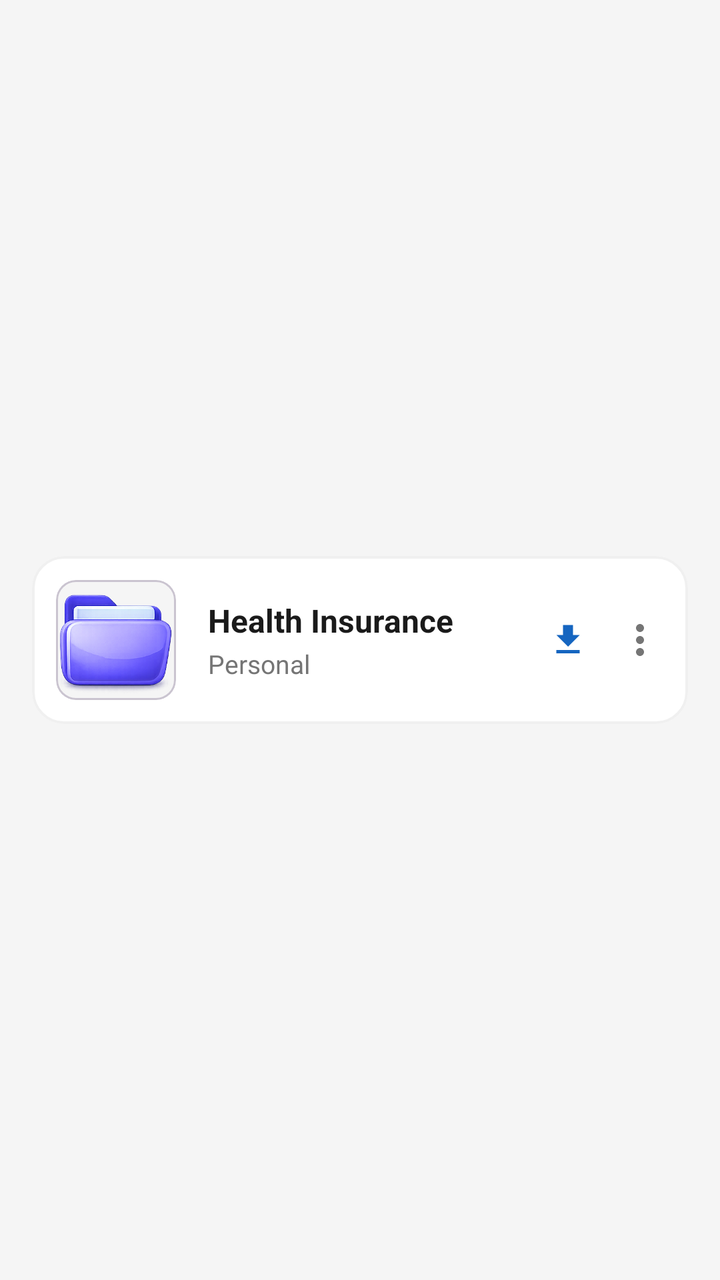
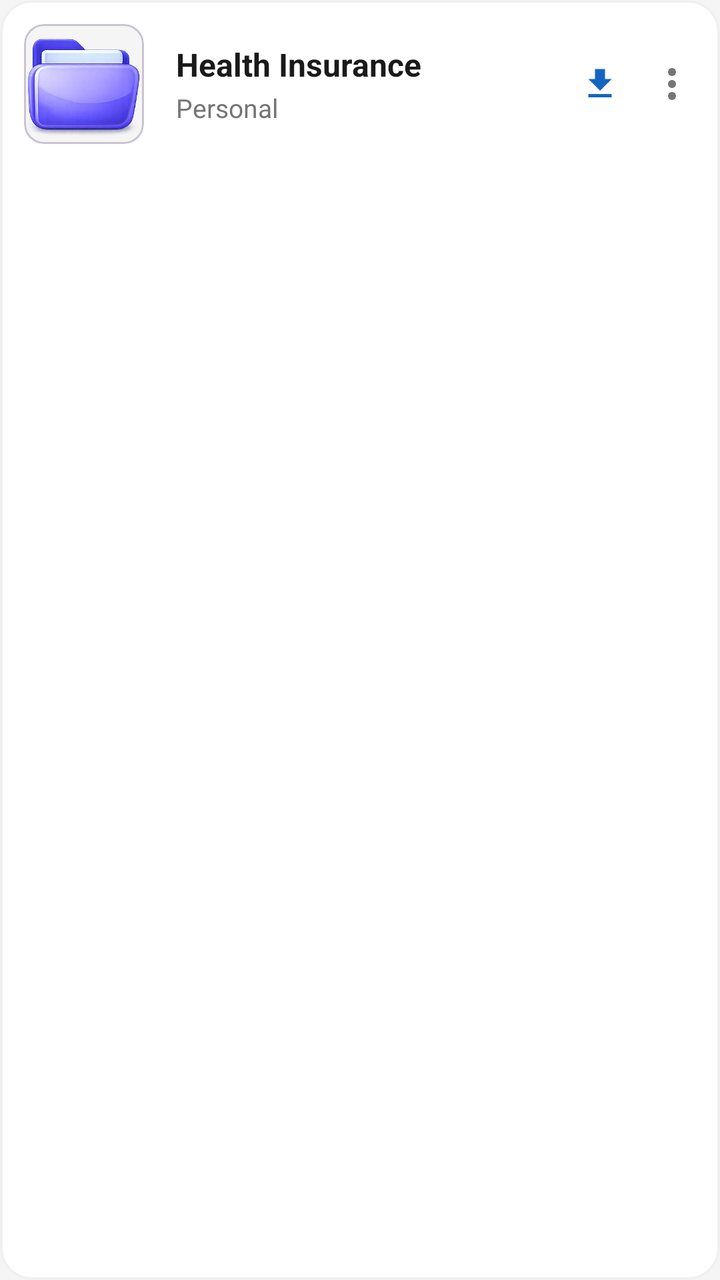

Before-and-after screenshots of an Android layout around one commit, followed by the original layout XML and the change that was made.
<!-- AndroidManifest.xml: application theme Theme.FridgeWise -->
<!-- res/layout/item_document.xml -->
<?xml version="1.0" encoding="utf-8"?>
<LinearLayout xmlns:android="http://schemas.android.com/apk/res/android"
    xmlns:app="http://schemas.android.com/apk/res-auto"
    xmlns:tools="http://schemas.android.com/tools"
    android:layout_width="match_parent"
    android:layout_height="wrap_content"
    android:gravity="center_vertical"
    android:orientation="horizontal"
    android:paddingHorizontal="16dp">

    
    <FrameLayout
        android:id="@+id/llCheckboxContainer"
        android:layout_width="40dp"
        android:layout_height="40dp"
        android:layout_marginEnd="12dp"
        android:visibility="gone"
        tools:visibility="visible">

        <View
            android:id="@+id/checkboxBase"
            android:layout_width="24dp"
            android:layout_height="24dp"
            android:layout_gravity="center"
            android:background="@drawable/bg_checkbox_unselected" />

        <ImageView
            android:id="@+id/ivCheckMark"
            android:layout_width="24dp"
            android:layout_height="24dp"
            android:layout_gravity="center"
            android:src="@drawable/ic_checkbox_custom"
            android:visibility="gone"
            app:tint="@color/doc_primary"
            tools:visibility="visible" />
    </FrameLayout>

    <com.google.android.material.card.MaterialCardView
        android:id="@+id/docCard"
        android:layout_width="match_parent"
        android:layout_height="wrap_content"
        android:layout_marginVertical="6dp"
        app:cardBackgroundColor="@color/doc_item_card_bg"
        app:cardCornerRadius="16dp"
        app:cardElevation="0dp"
        app:strokeColor="@color/doc_item_card_stroke"
        app:strokeWidth="1.2dp">

        <RelativeLayout
            android:layout_width="match_parent"
            android:layout_height="wrap_content"
            android:padding="12dp">

            <com.google.android.material.card.MaterialCardView
                android:id="@+id/imgDocContainer"
                android:layout_width="60dp"
                android:layout_height="60dp"
                app:cardBackgroundColor="@color/doc_item_well_bg"
                app:cardCornerRadius="10dp"
                app:cardElevation="0dp">

                <ImageView
                    android:id="@+id/ivDocThumbnail"
                    android:layout_width="match_parent"
                    android:layout_height="match_parent"
                    android:scaleType="centerCrop"
                    android:src="@drawable/v02_img_icons_doccc" />
            </com.google.android.material.card.MaterialCardView>

            <LinearLayout
                android:layout_width="match_parent"
                android:layout_height="wrap_content"
                android:layout_centerVertical="true"
                android:layout_marginStart="16dp"
                android:layout_toStartOf="@id/btnDownload"
                android:layout_toEndOf="@id/imgDocContainer"
                android:orientation="vertical">

                <TextView
                    android:id="@+id/tvDocName"
                    android:layout_width="wrap_content"
                    android:layout_height="wrap_content"
                    android:text="Health Insurance"
                    android:textColor="@color/doc_item_text_primary"
                    android:textSize="16sp"
                    android:textStyle="bold" />

                <TextView
                    android:id="@+id/tvDocCategory"
                    android:layout_width="wrap_content"
                    android:layout_height="wrap_content"
                    android:layout_marginTop="2dp"
                    android:text="Personal"
                    android:textColor="@color/doc_item_text_secondary"
                    android:textSize="13sp" />
            </LinearLayout>

            <ImageView
                android:id="@+id/btnDownload"
                android:layout_width="24dp"
                android:layout_height="24dp"
                android:layout_centerVertical="true"
                android:layout_marginEnd="12dp"
                android:layout_toStartOf="@id/btnMore"
                android:background="?attr/selectableItemBackgroundBorderless"
                android:padding="2dp"
                android:src="@drawable/ic_download"
                app:tint="@color/doc_primary" />

            <ImageView
                android:id="@+id/btnMore"
                android:layout_width="24dp"
                android:layout_height="24dp"
                android:layout_alignParentEnd="true"
                android:layout_centerVertical="true"
                android:background="?attr/selectableItemBackgroundBorderless"
                android:src="@drawable/ic_more_vert"
                app:tint="@color/doc_item_text_secondary" />

        </RelativeLayout>
    </com.google.android.material.card.MaterialCardView>
</LinearLayout>
<!-- resources referenced by this layout -->
<resources>
  <color name="doc_item_card_bg">#FFFFFF</color>
  <color name="doc_item_card_stroke">#F0F0F0</color>
  <color name="doc_item_text_primary">#1A1A1A</color>
  <color name="doc_item_text_secondary">#757575</color>
  <color name="doc_item_well_bg">#F5F5F5</color>
  <color name="doc_primary">#1565C0</color>
  <!-- drawable bg_checkbox_unselected (drawable) -->
  <?xml version="1.0" encoding="utf-8"?>
  <shape xmlns:android="http://schemas.android.com/apk/res/android">
      <stroke android:width="2dp" android:color="@color/divider_color" />
      <corners android:radius="6dp" />
      <solid android:color="@android:color/transparent" />
  </shape>
  <!-- drawable ic_checkbox_custom (drawable) -->
  <?xml version="1.0" encoding="utf-8"?>
  <selector xmlns:android="http://schemas.android.com/apk/res/android">
      
      <item android:state_checked="true">
          <layer-list>
              <item>
                  <shape>
                      <solid android:color="@color/purple_primary" />
                      <corners android:radius="6dp" />
                      <size android:width="24dp" android:height="24dp" />
                  </shape>
              </item>
              <item
                  android:drawable="@drawable/ic_check_tick"
                  android:top="4dp"
                  android:bottom="4dp"
                  android:left="4dp"
                  android:right="4dp" />
          </layer-list>
      </item>
  
      
      <item>
          <shape>
              <stroke android:width="2dp" android:color="@color/purple_primary" />
              <corners android:radius="6dp" />
              <solid android:color="@android:color/transparent" />
              <size android:width="24dp" android:height="24dp" />
          </shape>
      </item>
  </selector>
  <!-- drawable ic_download (drawable) -->
  <vector xmlns:android="http://schemas.android.com/apk/res/android"
      android:width="24dp"
      android:height="24dp"
      android:viewportWidth="24"
      android:viewportHeight="24"
      android:tint="?attr/colorControlNormal">
    <path
        android:fillColor="@android:color/white"
        android:pathData="M19,9h-4L15,3L9,3v6L5,9l7,7 7,-7zM5,18v2h14v-2L5,18z"/>
  </vector>
  <!-- drawable ic_more_vert (drawable) -->
  <vector xmlns:android="http://schemas.android.com/apk/res/android"
      android:width="24dp"
      android:height="24dp"
      android:viewportWidth="24"
      android:viewportHeight="24">
    <path
        android:fillColor="@android:color/black"
        android:pathData="M12,8c1.1,0 2,-0.9 2,-2s-0.9,-2 -2,-2 -2,0.9 -2,2 0.9,2 2,2zM12,10c-1.1,0 -2,0.9 -2,2s0.9,2 2,2 2,-0.9 2,-2 -0.9,-2 -2,-2zM12,16c-1.1,0 -2,0.9 -2,2s0.9,2 2,2 2,-0.9 2,-2 -0.9,-2 -2,-2z"/>
  </vector>
  <!-- drawable v02_img_icons_doccc: png bitmap (drawable, 105911 bytes) -->
  <style name="Theme.FridgeWise" parent="Base.Theme.FridgeWise" />
  <color name="divider_color">#EEEEEE</color>
  <color name="purple_primary">#7C4DFF</color>
  <!-- drawable ic_check_tick (drawable) -->
  <vector xmlns:android="http://schemas.android.com/apk/res/android"
      android:width="24dp"
      android:height="24dp"
      android:viewportWidth="24"
      android:viewportHeight="24">
      <path
          android:fillColor="#FFFFFF"
          android:pathData="M9,16.17L4.83,12l-1.42,1.41L9,19 21,7l-1.41,-1.41z"/>
  </vector>
  <style name="Base.Theme.FridgeWise" parent="Theme.Material3.DayNight.NoActionBar">
          
          <item name="colorPrimary">@color/green_primary</item>
          <item name="android:windowBackground">@color/bg_primary</item>
          <item name="colorSurface">@color/bg_secondary</item>
          <item name="colorOnSurface">@color/text_primary</item>
      </style>
  <color name="green_primary">#2E7D32</color>
  <color name="bg_primary">#F5F5F5</color>
  <color name="bg_secondary">#FFFFFF</color>
  <color name="text_primary">#1A1A1A</color>
</resources>

<!-- the commit's change to res/layout/item_document.xml (unified diff, before → after) -->
@@ -1,55 +1,21 @@
 <?xml version="1.0" encoding="utf-8"?>
-<LinearLayout xmlns:android="http://schemas.android.com/apk/res/android"
+<com.google.android.material.card.MaterialCardView xmlns:android="http://schemas.android.com/apk/res/android"
     xmlns:app="http://schemas.android.com/apk/res-auto"
-    xmlns:tools="http://schemas.android.com/tools"
+    android:id="@+id/docCard"
     android:layout_width="match_parent"
     android:layout_height="wrap_content"
-    android:gravity="center_vertical"
-    android:orientation="horizontal"
-    android:paddingHorizontal="16dp">
+    android:layout_marginHorizontal="16dp"
+    android:layout_marginVertical="6dp"
+    app:cardBackgroundColor="@color/doc_item_card_bg"
+    app:cardCornerRadius="16dp"
+    app:cardElevation="0dp"
+    app:strokeColor="@color/doc_item_card_stroke"
+    app:strokeWidth="1.2dp">
 
-    
-    <FrameLayout
-        android:id="@+id/llCheckboxContainer"
-        android:layout_width="40dp"
-        android:layout_height="40dp"
-        android:layout_marginEnd="12dp"
-        android:visibility="gone"
-        tools:visibility="visible">
-
-        <View
-            android:id="@+id/checkboxBase"
-            android:layout_width="24dp"
-            android:layout_height="24dp"
-            android:layout_gravity="center"
-            android:background="@drawable/bg_checkbox_unselected" />
-
-        <ImageView
-            android:id="@+id/ivCheckMark"
-            android:layout_width="24dp"
-            android:layout_height="24dp"
-            android:layout_gravity="center"
-            android:src="@drawable/ic_checkbox_custom"
-            android:visibility="gone"
-            app:tint="@color/doc_primary"
-            tools:visibility="visible" />
-    </FrameLayout>
-
-    <com.google.android.material.card.MaterialCardView
-        android:id="@+id/docCard"
+    <RelativeLayout
         android:layout_width="match_parent"
         android:layout_height="wrap_content"
-        android:layout_marginVertical="6dp"
-        app:cardBackgroundColor="@color/doc_item_card_bg"
-        app:cardCornerRadius="16dp"
-        app:cardElevation="0dp"
-        app:strokeColor="@color/doc_item_card_stroke"
-        app:strokeWidth="1.2dp">
-
-        <RelativeLayout
-            android:layout_width="match_parent"
-            android:layout_height="wrap_content"
-            android:padding="12dp">
+        android:padding="12dp">
 
             <com.google.android.material.card.MaterialCardView
                 android:id="@+id/imgDocContainer"
@@ -119,4 +85,3 @@
 
         </RelativeLayout>
     </com.google.android.material.card.MaterialCardView>
-</LinearLayout>
<!-- resource entries referenced after the edit -->
@@ -6,45 +6,6 @@
   <color name="doc_item_text_secondary">#757575</color>
   <color name="doc_item_well_bg">#F5F5F5</color>
   <color name="doc_primary">#1565C0</color>
-  <!-- drawable bg_checkbox_unselected (drawable) -->
-  <?xml version="1.0" encoding="utf-8"?>
-  <shape xmlns:android="http://schemas.android.com/apk/res/android">
-      <stroke android:width="2dp" android:color="@color/divider_color" />
-      <corners android:radius="6dp" />
-      <solid android:color="@android:color/transparent" />
-  </shape>
-  <!-- drawable ic_checkbox_custom (drawable) -->
-  <?xml version="1.0" encoding="utf-8"?>
-  <selector xmlns:android="http://schemas.android.com/apk/res/android">
-      
-      <item android:state_checked="true">
-          <layer-list>
-              <item>
-                  <shape>
-                      <solid android:color="@color/purple_primary" />
-                      <corners android:radius="6dp" />
-                      <size android:width="24dp" android:height="24dp" />
-                  </shape>
-              </item>
-              <item
-                  android:drawable="@drawable/ic_check_tick"
-                  android:top="4dp"
-                  android:bottom="4dp"
-                  android:left="4dp"
-                  android:right="4dp" />
-          </layer-list>
-      </item>
-  
-      
-      <item>
-          <shape>
-              <stroke android:width="2dp" android:color="@color/purple_primary" />
-              <corners android:radius="6dp" />
-              <solid android:color="@android:color/transparent" />
-              <size android:width="24dp" android:height="24dp" />
-          </shape>
-      </item>
-  </selector>
   <!-- drawable ic_download (drawable) -->
   <vector xmlns:android="http://schemas.android.com/apk/res/android"
       android:width="24dp"
@@ -68,18 +29,6 @@
   </vector>
   <!-- drawable v02_img_icons_doccc: png bitmap (drawable, 105911 bytes) -->
   <style name="Theme.FridgeWise" parent="Base.Theme.FridgeWise" />
-  <color name="divider_color">#EEEEEE</color>
-  <color name="purple_primary">#7C4DFF</color>
-  <!-- drawable ic_check_tick (drawable) -->
-  <vector xmlns:android="http://schemas.android.com/apk/res/android"
-      android:width="24dp"
-      android:height="24dp"
-      android:viewportWidth="24"
-      android:viewportHeight="24">
-      <path
-          android:fillColor="#FFFFFF"
-          android:pathData="M9,16.17L4.83,12l-1.42,1.41L9,19 21,7l-1.41,-1.41z"/>
-  </vector>
   <style name="Base.Theme.FridgeWise" parent="Theme.Material3.DayNight.NoActionBar">
           
           <item name="colorPrimary">@color/green_primary</item>
